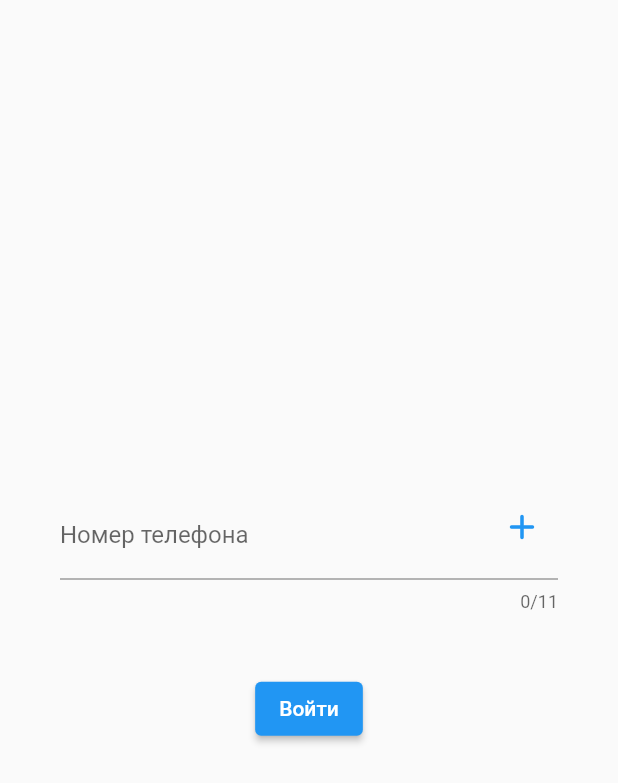
After one commit to surfstudio/flutter-otp-autofill, a Flutter app: the screen it shows after launch, after a tap on "Экран логина", on a phone screen of 412 x 824 dp. The commit adds this screen. Shown: the top 783 px of the screen. Run offline on Flutter 3.47's test engine with Material 2 defaults, Android fonts, the phone set to English and light mode, and no system bars.

Commit message:
add вспомогательные экраны в примере

```diff
--- a/example/lib/main.dart
+++ b/example/lib/main.dart
@@ -17,6 +17,7 @@ import 'dart:async';
 import 'package:flutter/material.dart';
 import 'package:otp_autofill/otp_autofill.dart';
 import 'package:otp_autofill_example/sample_strategy.dart';
+import 'package:otp_autofill_example/screens/login_screen.dart';
 
 void main() {
   runApp(const MyApp());
@@ -68,13 +69,34 @@ class _MyAppState extends State<MyApp> {
           title: const Text('Plugin example app'),
         ),
         body: Center(
-          child: Padding(
+          child: Builder(
+            builder: (context) {
+              return Column(
+                mainAxisSize: MainAxisSize.min,
+                children: [
+                  Padding(
                     padding: const EdgeInsets.all(40.0),
                     child: TextField(
                       textAlign: TextAlign.center,
                       keyboardType: TextInputType.number,
                       controller: controller,
                     ),
+                  ),
+                  const SizedBox(height: 40),
+                  ElevatedButton(
+                    onPressed: () {
+                      Navigator.push<void>(
+                        context,
+                        MaterialPageRoute(
+                          builder: (_) => const LoginScreen(),
+                        ),
+                      );
+                    },
+                    child: const Text('Экран логина'),
+                  ),
+                ],
+              );
+            },
           ),
         ),
       ),
--- /dev/null
+++ b/example/lib/screens/login_screen.dart
@@ -0,0 +1,174 @@
+// Copyright (c) 2019-present,  SurfStudio LLC
+//
+// Licensed under the Apache License, Version 2.0 (the "License");
+// you may not use this file except in compliance with the License.
+// You may obtain a copy of the License at
+//
+//     http://www.apache.org/licenses/LICENSE-2.0
+//
+// Unless required by applicable law or agreed to in writing, software
+// distributed under the License is distributed on an "AS IS" BASIS,
+// WITHOUT WARRANTIES OR CONDITIONS OF ANY KIND, either express or implied.
+// See the License for the specific language governing permissions and
+// limitations under the License.
+
+import 'package:flutter/material.dart';
+import 'package:flutter/services.dart';
+import 'package:otp_autofill/otp_autofill.dart';
+import 'package:otp_autofill_example/screens/auth_confirmation_screen.dart';
+
+/// Экран входа
+class LoginScreen extends StatefulWidget {
+  const LoginScreen({Key? key}) : super(key: key);
+
+  @override
+  _LoginScreenState createState() => _LoginScreenState();
+}
+
+class _LoginScreenState extends State<LoginScreen> {
+  /// Количество символов в номере телефона
+  static const int _phoneLength = 11;
+
+  late TextEditingController _phoneController;
+  late OTPInteractor _otpInteractor;
+
+  @override
+  void initState() {
+    super.initState();
+    _otpInteractor = OTPInteractor();
+    _phoneController = TextEditingController();
+  }
+
+  @override
+  Widget build(BuildContext context) {
+    return AnnotatedRegion<SystemUiOverlayStyle>(
+      value: const SystemUiOverlayStyle(
+        statusBarColor: Colors.transparent,
+        statusBarBrightness: Brightness.dark,
+        statusBarIconBrightness: Brightness.dark,
+      ),
+      child: Scaffold(
+        body: Center(
+          child: Padding(
+            padding: const EdgeInsets.symmetric(horizontal: 40.0),
+            child: Column(
+              mainAxisSize: MainAxisSize.min,
+              children: [
+                Stack(
+                  children: [
+                    TextField(
+                      keyboardType: TextInputType.number,
+                      controller: _phoneController,
+                      decoration: const InputDecoration(
+                        label: Text('Номер телефона'),
+                        prefix: Text('+'),
+                      ),
+                      maxLength: _phoneLength,
+                      onSubmitted: _validatePhone,
+                      inputFormatters: [
+                        FilteringTextInputFormatter.digitsOnly,
+                      ],
+                    ),
+                    Positioned(
+                      right: 0,
+                      child: IconButton(
+                        onPressed: _askPhoneHint,
+                        icon: const Icon(
+                          Icons.add_rounded,
+                          color: Colors.blue,
+                          size: 28,
+                        ),
+                        splashRadius: 30,
+                        splashColor: Colors.blue.shade50,
+                        padding: EdgeInsets.zero,
+                      ),
+                    ),
+                  ],
+                ),
+                const SizedBox(height: 40),
+                ElevatedButton(
+                  onPressed: () => _validatePhone(_phoneController.text),
+                  child: const Text('Войти'),
+                ),
+              ],
+            ),
+          ),
+        ),
+        resizeToAvoidBottomInset: false,
+      ),
+    );
+  }
+
+  @override
+  Future<void> dispose() async {
+    _phoneController.dispose();
+    super.dispose();
+  }
+
+  /// Открыть окно выбора номера телефона
+  Future<void> _askPhoneHint() async {
+    try {
+      var hint = await _otpInteractor.hint;
+
+      if (hint != null) {
+        final exp = RegExp(r'\d' '{$_phoneLength}');
+        hint = exp.stringMatch(hint);
+      }
+
+      _phoneController.text = hint ?? '';
+      debugPrint('--------_phoneController.text ${_phoneController.text}');
+    } on Exception catch (e) {
+      _errorHandler(e);
+    }
+  }
+
+  /// Обработка ошибки
+  void _errorHandler(Exception exception) {
+    ScaffoldMessenger.of(context).showSnackBar(
+      _exceptionSnackBar(
+        exception.toString(),
+      ),
+    );
+
+    debugPrint('--------Flutter _errorHandler ${exception.toString()}');
+  }
+
+  /// Снек-бар
+  SnackBar _exceptionSnackBar(String message) {
+    return SnackBar(
+      backgroundColor: Colors.pink,
+      content: Text(message),
+    );
+  }
+
+  /// Валидация поля
+  void _validatePhone(String? value) {
+    FocusScope.of(context).unfocus();
+
+    if (value != null && value.isEmpty) {
+      ScaffoldMessenger.of(context).showSnackBar(
+        _exceptionSnackBar('Обязательное поле'),
+      );
+
+      return;
+    }
+
+    if (value != null && value.length < _phoneLength) {
+      ScaffoldMessenger.of(context).showSnackBar(
+        _exceptionSnackBar('Некорректный номер телефона'),
+      );
+
+      return;
+    }
+
+    /// Получаем подпись приложения
+    _otpInteractor.getAppSignature().then((value) => debugPrint('signature - $value'));
+
+    Navigator.push<void>(
+      context,
+      MaterialPageRoute(
+        builder: (_) => const AuthConfirmationScreen(),
+      ),
+    );
+  }
+}
```
Also changed, not shown: example/lib/screens/auth_confirmation_screen.dart (added, +91 -0 lines). Lines whose indentation alone changed are shown as unchanged.
